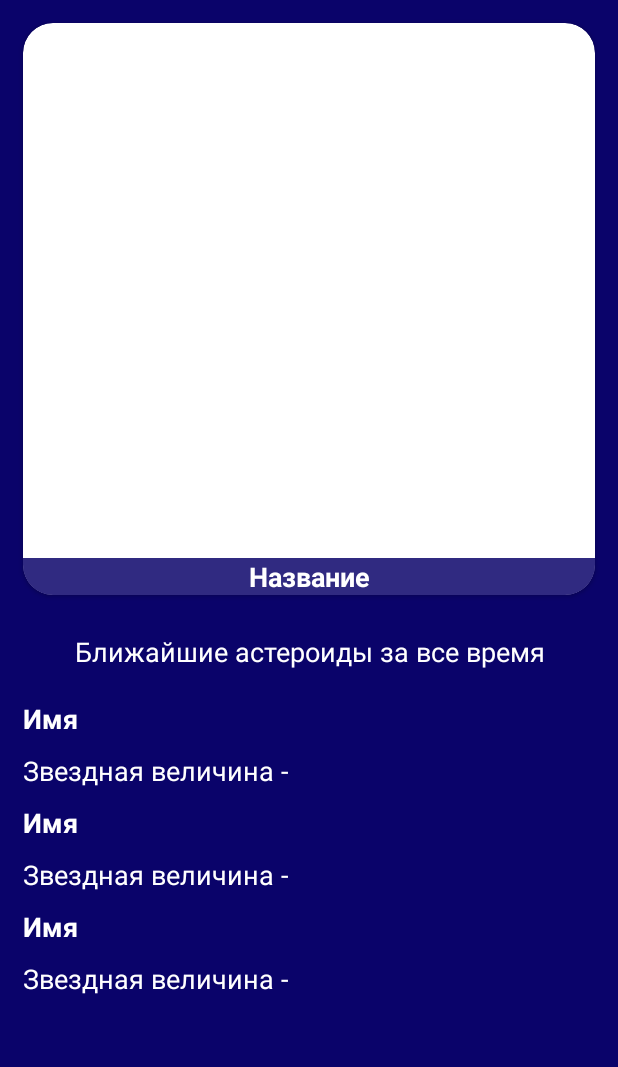
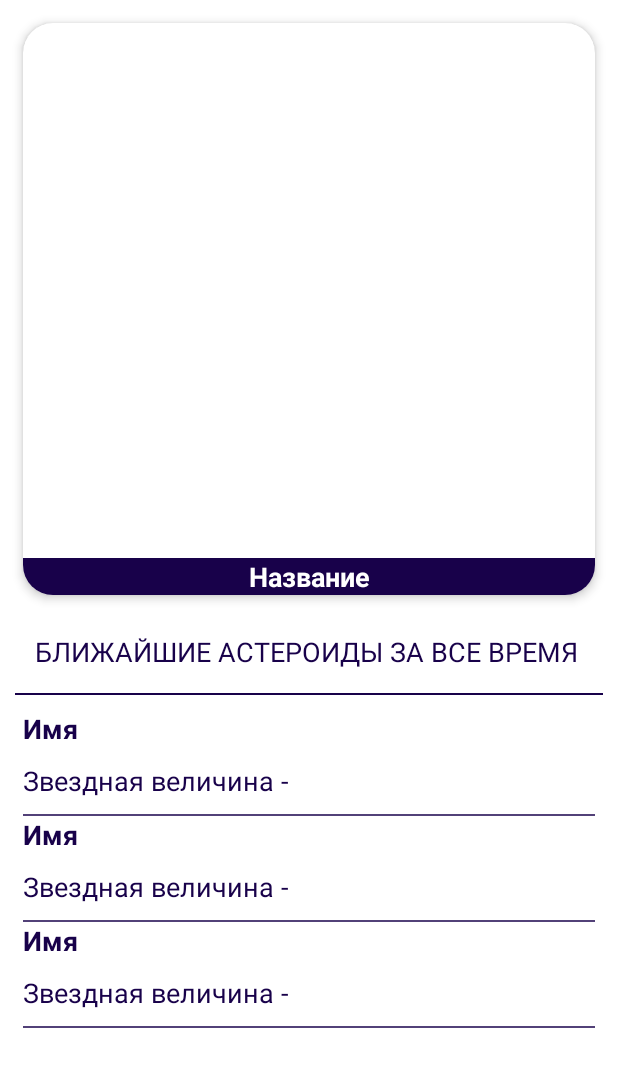
Before and after one commit to ElMKV/NASApp, an Android app: the layout activity_main.xml on its own in the app's theme, with its tools: preview values and no code run, on a phone screen of 412 x 824 dp. Shown: the top 1067 px of the screen. Run offline under Robolectric (Android 15) with nearby library versions, the light colour scheme and no system bars.

Commit message:
Добавил тестовй дизайн

```diff
--- a/app/src/main/java/com/example/nasapp/MainActivity.java
+++ b/app/src/main/java/com/example/nasapp/MainActivity.java
@@ -2,6 +2,7 @@ package com.example.nasapp;
 
 import androidx.annotation.NonNull;
 import androidx.appcompat.app.AppCompatActivity;
+import androidx.recyclerview.widget.DividerItemDecoration;
 import androidx.recyclerview.widget.LinearLayoutManager;
 import androidx.recyclerview.widget.RecyclerView;
 
@@ -46,6 +47,8 @@ public class MainActivity extends AppCompatActivity {
         LinearLayoutManager manager = new LinearLayoutManager(this);
         manager.setOrientation(LinearLayoutManager.VERTICAL);
         recyclerView.setLayoutManager(manager);
+
+
 
         loadJSON();
     }
--- a/app/src/main/java/com/example/nasapp/NearEarthObject.java
+++ b/app/src/main/java/com/example/nasapp/NearEarthObject.java
@@ -16,7 +16,7 @@ public class NearEarthObject {
 
     @SerializedName("absolute_magnitude_h")
     @Expose
-    private float absolute_magnitude_h;
+    private String absolute_magnitude_h;
 
     @SerializedName("is_potentially_hazardous_asteroid")
     @Expose
@@ -44,11 +44,11 @@ public class NearEarthObject {
 
 
 
-    public float getAbsolute_magnitude_h() {
+    public String getAbsolute_magnitude_h() {
         return absolute_magnitude_h;
     }
 
-    public void setAbsolute_magnitude_h(float absolute_magnitude_h) {
+    public void setAbsolute_magnitude_h(String absolute_magnitude_h) {
         this.absolute_magnitude_h = absolute_magnitude_h;
     }
 
--- a/app/src/main/res/layout/activity_main.xml
+++ b/app/src/main/res/layout/activity_main.xml
@@ -4,7 +4,7 @@
     xmlns:tools="http://schemas.android.com/tools"
     android:layout_width="match_parent"
     android:layout_height="match_parent"
-    android:background="@color/colorPrimary"
+    android:background="@color/colorBackground"
     android:orientation="vertical"
     tools:context=".MainActivity">
 
@@ -15,6 +15,7 @@
         android:layout_weight="1"
         app:cardBackgroundColor="@color/colorBackgroundCard"
         app:cardCornerRadius="20dp"
+        app:cardElevation="4dp"
         app:cardPreventCornerOverlap="false"
         app:contentPaddingBottom="0dp"
         app:contentPaddingLeft="0dp"
@@ -38,7 +39,7 @@
                 android:layout_width="match_parent"
                 android:layout_height="wrap_content"
                 android:layout_gravity="bottom"
-                android:background="#D70A036A"
+                android:background="@color/colorPrimary"
                 android:gravity="center"
                 android:orientation="vertical">
 
@@ -50,7 +51,7 @@
                     android:layout_marginRight="10dp"
                     android:gravity="center"
                     android:text="Название"
-                    android:textColor="#FFFFFF"
+                    android:textColor="@color/colorTextCard"
                     android:textSize="18sp"
                     android:textStyle="bold" />
 
@@ -71,9 +72,18 @@
             android:layout_height="wrap_content"
             android:layout_margin="10dp"
             android:gravity="center"
-            android:text="Ближайшие астероиды за все время"
-            android:textColor="#FFFFFF"
+            android:text="БЛИЖАЙШИЕ АСТЕРОИДЫ ЗА ВСЕ ВРЕМЯ "
+            android:textColor="@color/colorPrimary"
             android:textSize="18sp" />
+
+        <View
+            android:id="@+id/view"
+            android:layout_width="match_parent"
+            android:layout_height="1dp"
+            android:layout_marginLeft="10dp"
+            android:layout_marginTop="5dp"
+            android:layout_marginRight="10dp"
+            android:background="@color/colorPrimary" />
 
         <androidx.recyclerview.widget.RecyclerView
             android:id="@+id/recycler"
--- a/app/src/main/res/layout/item_recycler.xml
+++ b/app/src/main/res/layout/item_recycler.xml
@@ -3,7 +3,7 @@
     xmlns:tools="http://schemas.android.com/tools"
     android:layout_width="match_parent"
     android:layout_height="wrap_content"
-    android:background="@color/colorPrimary">
+    android:background="@color/colorBackgroundCard">
 
     <LinearLayout
         android:layout_width="match_parent"
@@ -17,7 +17,7 @@
             android:layout_width="match_parent"
             android:layout_height="wrap_content"
             android:text="Имя"
-            android:textColor="#FFFFFF"
+            android:textColor="@color/colorPrimary"
             android:textSize="18sp"
             android:textStyle="bold" />
 
@@ -28,8 +28,13 @@
             android:layout_marginTop="10dp"
             android:layout_marginBottom="10dp"
             android:text="Звездная величина - "
-            android:textColor="#FFFFFF"
+            android:textColor="@color/colorPrimary"
             android:textSize="18sp" />
+        <View
+            android:id="@+id/view1"
+            android:layout_width="wrap_content"
+            android:layout_height="1dp"
+            android:background="#BE18014A"/>
 
     </LinearLayout>
 </androidx.constraintlayout.widget.ConstraintLayout>
--- a/app/src/main/res/values/colors.xml
+++ b/app/src/main/res/values/colors.xml
@@ -1,8 +1,10 @@
 <?xml version="1.0" encoding="utf-8"?>
 <resources>
-    <color name="colorPrimary">#0A036A</color>
-    <color name="colorPrimaryDark">#3700B3</color>
+    <color name="colorPrimary">#18014A</color>
+    <color name="colorPrimaryDark">#18014A</color>
+    <color name="colorBackground">#FFFFFF</color>
     <color name="colorAccent">#03DAC5</color>
     <color name="colorBackgroundCard">#FFFFFF</color>
-    <color name="colorTextCard">#b93000</color>
+    <color name="colorTextCard">#ffffff</color>
+
 </resources>
--- a/app/src/main/res/values/styles.xml
+++ b/app/src/main/res/values/styles.xml
@@ -14,4 +14,5 @@
         <item name="cardBackgroundColor">@color/colorBackgroundCard</item>
     </style>
 
+
 </resources>
```
Also changed, not shown: app/src/main/java/com/example/nasapp/CometActivityDescripion.java (+38 -33 lines), app/src/main/java/com/example/nasapp/CometAdapter.java (+28 -11 lines), app/src/main/res/layout/activity_comet_descripion.xml (deleted, +0 -22 lines), app/src/main/res/layout/dialog_alert.xml (added, +71 -0 lines), app/src/main/res/drawable-v24/acteroid.jpg (added).
